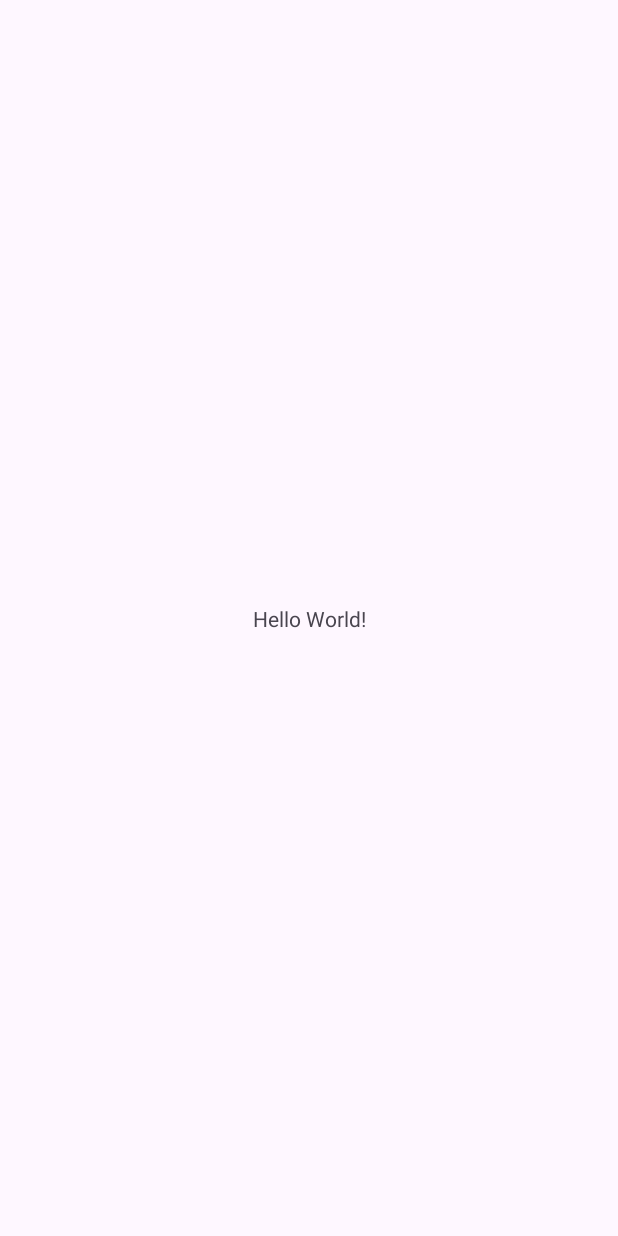
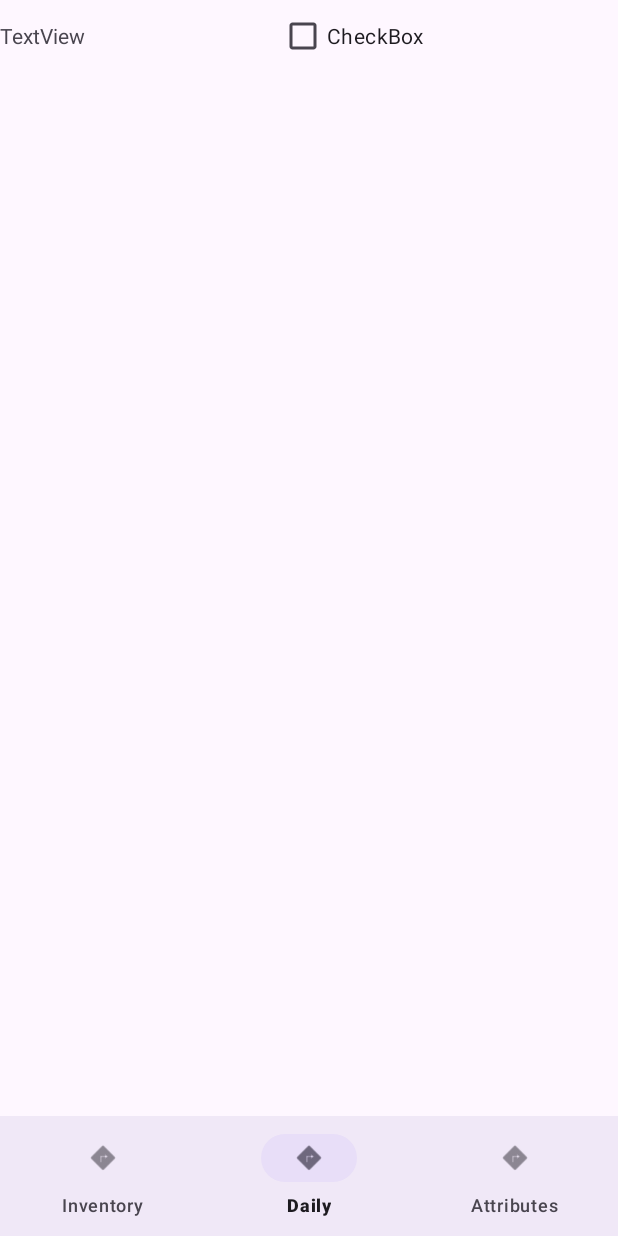
Before and after one commit to IsmaMH779/QuestGrind, an Android app: the screen it shows after launch (MainActivity), on a phone screen of 412 x 824 dp. Before the commit the screen is almost empty. Run offline under Robolectric (Android 15) with nearby library versions, the phone set to English and light mode, and no system bars; our stand-ins replace navigation-ui.

Commit message:
"Creacion de la bottom bar, del MV y la clase Quest"

```diff
--- a/app/src/main/java/com/example/questgrind/MainActivity.java
+++ b/app/src/main/java/com/example/questgrind/MainActivity.java
@@ -2,23 +2,26 @@ package com.example.questgrind;
 
 import android.os.Bundle;
 
-import androidx.activity.EdgeToEdge;
+import androidx.navigation.NavController;
+import androidx.navigation.fragment.NavHostFragment;
 import androidx.appcompat.app.AppCompatActivity;
-import androidx.core.graphics.Insets;
-import androidx.core.view.ViewCompat;
-import androidx.core.view.WindowInsetsCompat;
+import androidx.navigation.ui.NavigationUI;
+
+
+import com.example.questgrind.databinding.ActivityMainBinding;
 
 public class MainActivity extends AppCompatActivity {
+
+    ActivityMainBinding binding;
 
     @Override
     protected void onCreate(Bundle savedInstanceState) {
         super.onCreate(savedInstanceState);
-        EdgeToEdge.enable(this);
-        setContentView(R.layout.activity_main);
-        ViewCompat.setOnApplyWindowInsetsListener(findViewById(R.id.main), (v, insets) -> {
-            Insets systemBars = insets.getInsets(WindowInsetsCompat.Type.systemBars());
-            v.setPadding(systemBars.left, systemBars.top, systemBars.right, systemBars.bottom);
-            return insets;
-        });
+        setContentView((binding = ActivityMainBinding.inflate(getLayoutInflater())).getRoot());
+
+        // Bottom_navegation
+        NavController navController = ((NavHostFragment) getSupportFragmentManager().findFragmentById(R.id.nav_host_fragment)).getNavController();
+        NavigationUI.setupWithNavController(binding.bottomNavView, navController);
+
     }
 }
--- /dev/null
+++ b/app/src/main/java/com/example/questgrind/dailyQuest/DailyQuestFragment.java
@@ -0,0 +1,66 @@
+package com.example.questgrind.dailyQuest;
+
+import android.os.Bundle;
+
+import androidx.fragment.app.Fragment;
+
+import android.view.LayoutInflater;
+import android.view.View;
+import android.view.ViewGroup;
+
+import com.example.questgrind.R;
+
+/**
+ * A simple {@link Fragment} subclass.
+ * Use the {@link DailyQuestFragment#newInstance} factory method to
+ * create an instance of this fragment.
+ */
+public class DailyQuestFragment extends Fragment {
+
+    // TODO: Rename parameter arguments, choose names that match
+    // the fragment initialization parameters, e.g. ARG_ITEM_NUMBER
+    private static final String ARG_PARAM1 = "param1";
+    private static final String ARG_PARAM2 = "param2";
+
+    // TODO: Rename and change types of parameters
+    private String mParam1;
+    private String mParam2;
+
+    public DailyQuestFragment() {
+        // Required empty public constructor
+    }
+
+    /**
+     * Use this factory method to create a new instance of
+     * this fragment using the provided parameters.
+     *
+     * @param param1 Parameter 1.
+     * @param param2 Parameter 2.
+     * @return A new instance of fragment DailyQuestFragment.
+     */
+    // TODO: Rename and change types and number of parameters
+    public static DailyQuestFragment newInstance(String param1, String param2) {
+        DailyQuestFragment fragment = new DailyQuestFragment();
+        Bundle args = new Bundle();
+        args.putString(ARG_PARAM1, param1);
+        args.putString(ARG_PARAM2, param2);
+        fragment.setArguments(args);
+        return fragment;
+    }
+
+    @Override
+    public void onCreate(Bundle savedInstanceState) {
+        super.onCreate(savedInstanceState);
+        if (getArguments() != null) {
+            mParam1 = getArguments().getString(ARG_PARAM1);
+            mParam2 = getArguments().getString(ARG_PARAM2);
+        }
+    }
+
+    @Override
+    public View onCreateView(LayoutInflater inflater, ViewGroup container,
+                             Bundle savedInstanceState) {
+        // Inflate the layout for this fragment
+        return inflater.inflate(R.layout.fragment_daily_quest, container, false);
+    }
+}
--- a/app/src/main/res/layout/activity_main.xml
+++ b/app/src/main/res/layout/activity_main.xml
@@ -7,13 +7,22 @@
     android:layout_height="match_parent"
     tools:context=".MainActivity">
 
-    <TextView
-        android:layout_width="wrap_content"
+    <androidx.fragment.app.FragmentContainerView
+        android:name="androidx.navigation.fragment.NavHostFragment"
+        android:id="@+id/nav_host_fragment"
+        android:layout_width="match_parent"
+        android:layout_height="match_parent"
+        app:defaultNavHost="true"
+        app:navGraph="@navigation/bottom_graph" />
+
+    <com.google.android.material.bottomnavigation.BottomNavigationView
+        android:id="@+id/bottom_nav_view"
+        android:layout_width="0dp"
         android:layout_height="wrap_content"
-        android:text="Hello World!"
+        android:background="?android:attr/windowBackground"
         app:layout_constraintBottom_toBottomOf="parent"
-        app:layout_constraintEnd_toEndOf="parent"
-        app:layout_constraintStart_toStartOf="parent"
-        app:layout_constraintTop_toTopOf="parent" />
+        app:layout_constraintLeft_toLeftOf="parent"
+        app:layout_constraintRight_toRightOf="parent"
+        app:menu="@menu/bottom_menu" />
 
 </androidx.constraintlayout.widget.ConstraintLayout>
--- /dev/null
+++ b/app/src/main/res/layout/fragment_daily_quest.xml
@@ -0,0 +1,40 @@
+<?xml version="1.0" encoding="utf-8"?>
+<FrameLayout xmlns:android="http://schemas.android.com/apk/res/android"
+    xmlns:tools="http://schemas.android.com/tools"
+    android:layout_width="match_parent"
+    android:layout_height="match_parent"
+    tools:context=".dailyQuest.DailyQuestFragment"
+    android:id="@+id/dailyQuestFragment"
+    >
+
+    <!-- TODO: Update blank fragment layout -->
+    <androidx.constraintlayout.widget.ConstraintLayout
+        android:layout_width="match_parent"
+        android:layout_height="match_parent">
+
+
+        <LinearLayout
+            android:layout_width="match_parent"
+            android:layout_height="match_parent"
+            android:orientation="horizontal">
+
+            <TextView
+                android:id="@+id/textView2"
+                android:layout_width="wrap_content"
+                android:layout_height="wrap_content"
+                android:layout_weight="1"
+                android:text="TextView" />
+
+            <CheckBox
+                android:id="@+id/checkBox"
+                android:layout_width="wrap_content"
+                android:layout_height="wrap_content"
+                android:layout_weight="1"
+                android:text="CheckBox" />
+        </LinearLayout>
+    </androidx.constraintlayout.widget.ConstraintLayout>
+
+
+
+
+</FrameLayout>
--- /dev/null
+++ b/app/src/main/res/menu/bottom_menu.xml
@@ -0,0 +1,17 @@
+<?xml version="1.0" encoding="utf-8"?>
+<menu xmlns:android="http://schemas.android.com/apk/res/android">
+    <item
+        android:id="@+id/inventoryFragment"
+        android:icon="@android:drawable/ic_menu_directions"
+        android:title="Inventory" />
+
+    <item
+        android:id="@+id/dailyQuestFragment"
+        android:icon="@android:drawable/ic_menu_directions"
+        android:title="Daily" />
+
+    <item
+        android:id="@+id/attributesFragment"
+        android:icon="@android:drawable/ic_menu_directions"
+        android:title="Attributes" />
+</menu>
--- /dev/null
+++ b/app/src/main/res/navigation/bottom_graph.xml
@@ -0,0 +1,23 @@
+<?xml version="1.0" encoding="utf-8"?>
+<navigation xmlns:android="http://schemas.android.com/apk/res/android"
+    xmlns:app="http://schemas.android.com/apk/res-auto"
+    xmlns:tools="http://schemas.android.com/tools"
+    android:id="@+id/bottom_graph"
+    app:startDestination="@id/dailyQuestFragment">
+
+    <fragment
+        android:id="@+id/dailyQuestFragment"
+        android:name="com.example.questgrind.dailyQuest.DailyQuestFragment"
+        android:label="fragment_daily_quest"
+        tools:layout="@layout/fragment_daily_quest" />
+    <fragment
+        android:id="@+id/attributesFragment"
+        android:name="com.example.questgrind.attributes.AttributesFragment"
+        android:label="fragment_attributes"
+        tools:layout="@layout/fragment_attributes" />
+    <fragment
+        android:id="@+id/inventoryFragment"
+        android:name="com.example.questgrind.inventory.InventoryFragment"
+        android:label="fragment_inventory"
+        tools:layout="@layout/fragment_inventory" />
+</navigation>
--- a/app/src/main/res/values/strings.xml
+++ b/app/src/main/res/values/strings.xml
@@ -1,3 +1,5 @@
 <resources>
     <string name="app_name">QuestGrind</string>
+    <!-- TODO: Remove or change this placeholder text -->
+    <string name="hello_blank_fragment">Hello blank fragment</string>
 </resources>
--- a/gradle/libs.versions.toml
+++ b/gradle/libs.versions.toml
@@ -7,6 +7,8 @@ appcompat = "1.7.0"
 material = "1.12.0"
 activity = "1.10.0"
 constraintlayout = "2.2.0"
+navigationFragment = "2.8.5"
+navigationUi = "2.8.5"
 
 [libraries]
 junit = { group = "junit", name = "junit", version.ref = "junit" }
@@ -16,6 +18,8 @@ appcompat = { group = "androidx.appcompat", name = "appcompat", version.ref = "a
 material = { group = "com.google.android.material", name = "material", version.ref = "material" }
 activity = { group = "androidx.activity", name = "activity", version.ref = "activity" }
 constraintlayout = { group = "androidx.constraintlayout", name = "constraintlayout", version.ref = "constraintlayout" }
+navigation-fragment = { group = "androidx.navigation", name = "navigation-fragment", version.ref = "navigationFragment" }
+navigation-ui = { group = "androidx.navigation", name = "navigation-ui", version.ref = "navigationUi" }
 
 [plugins]
 android-application = { id = "com.android.application", version.ref = "agp" }
```
Also changed, not shown: app/build.gradle.kts (+7 -1 lines), app/src/main/java/com/example/questgrind/attributes/AttributesFragment.java (added, +66 -0 lines), app/src/main/java/com/example/questgrind/dailyQuest/Quests.java (added, +71 -0 lines), app/src/main/java/com/example/questgrind/inventory/InventoryFragment.java (added, +66 -0 lines), app/src/main/java/com/example/questgrind/viewModel/ViewModel.java (added, +22 -0 lines), app/src/main/res/layout/fragment_attributes.xml (added, +16 -0 lines), app/src/main/res/layout/fragment_inventory.xml (added, +16 -0 lines).
